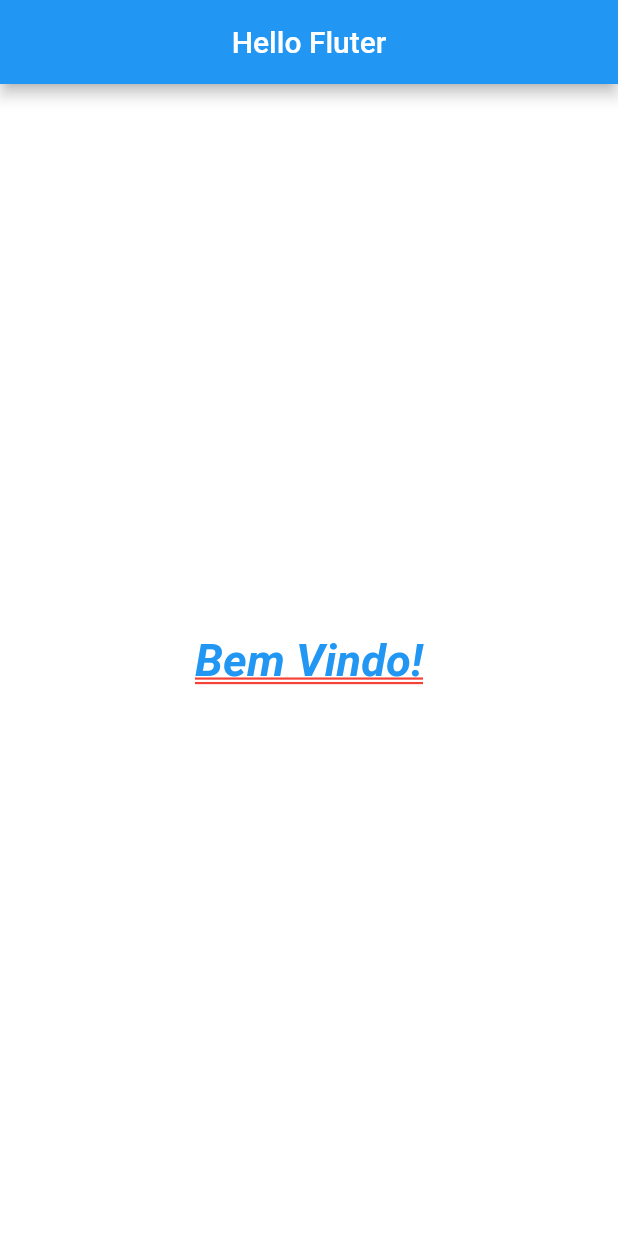
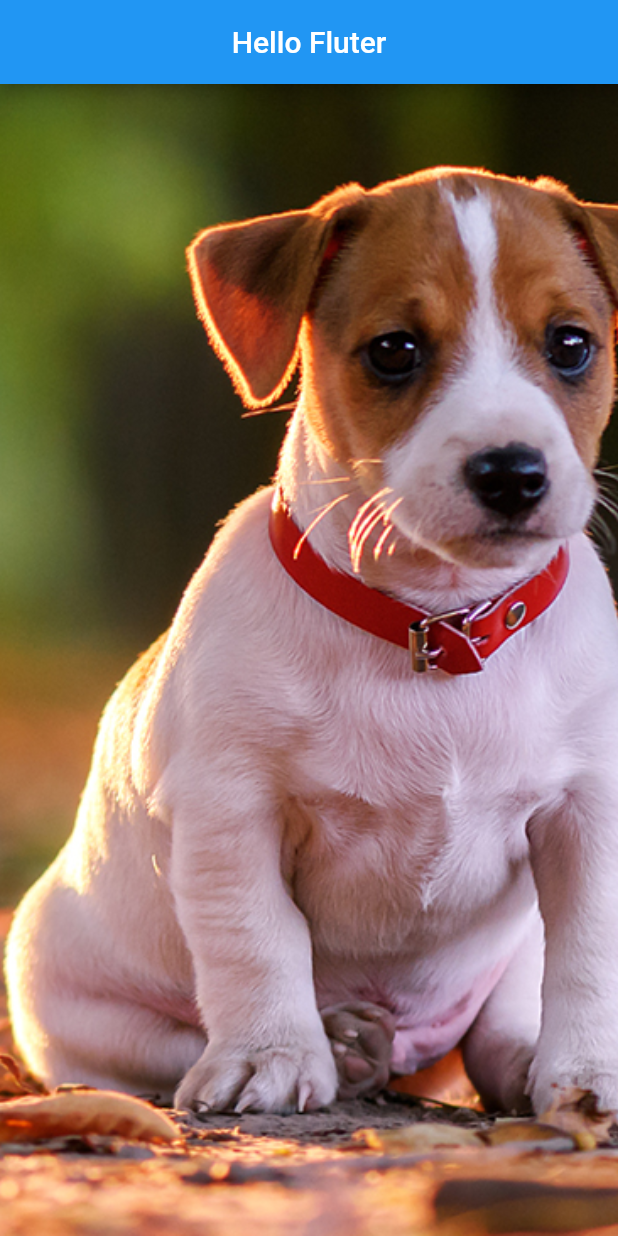
Before and after one commit to gabriellopesjds/flutter_widgets, a Flutter app: the screen it shows after launch, on a phone screen of 412 x 824 dp. Run offline on Flutter 3.47's test engine with Material 2 defaults, Android fonts, the phone set to English and light mode, and no system bars.

```diff
--- /dev/null
+++ b/lib/home_page.dart
@@ -0,0 +1,45 @@
+import 'package:flutter/material.dart';
+
+class HomePage extends StatelessWidget {
+  @override
+  Widget build(BuildContext context) {
+    return Scaffold(
+      appBar: AppBar(
+        title: Text("Hello Fluter"),
+        centerTitle: true,
+      ),
+      body: _buildBody(),
+    );
+  }
+
+  Container _buildBody() {
+    return Container(
+      color: Colors.white,
+      child: SizedBox.expand(
+        child: _buildImg(),
+      ),
+    );
+  }
+
+  _buildImg() {
+    //return Image.network("https://www.clubeparacachorros.com.br/wp-content/uploads/2018/08/pastor-alemao-capa-preta.jpg");
+    return Image.asset(
+      "assets/images/dog1.png",
+      fit: BoxFit.cover,
+    );
+  }
+
+  Text _buildText() {
+    return Text(
+      "Bem Vindo!",
+      style: TextStyle(
+          fontSize: 30,
+          color: Colors.blue,
+          fontWeight: FontWeight.bold,
+          fontStyle: FontStyle.italic,
+          decoration: TextDecoration.underline,
+          decorationColor: Colors.red,
+          decorationStyle: TextDecorationStyle.double),
+    );
+  }
+}
--- a/lib/main.dart
+++ b/lib/main.dart
@@ -1,4 +1,6 @@
 import 'package:flutter/material.dart';
+
+import 'home_page.dart';
 
 void main() => runApp(MyApp());
 
@@ -11,32 +13,3 @@ class MyApp extends StatelessWidget {
     );
   }
 }
-
-class HomePage extends StatelessWidget {
-  @override
-  Widget build(BuildContext context) {
-    return Scaffold(
-      appBar: AppBar(
-        title: Text("Hello Fluter"),
-        centerTitle: true,
-      ),
-      body: Container(
-        color: Colors.white,
-        child: Center(
-          child: Text(
-            "Bem Vindo!",
-            style: TextStyle(
-              fontSize: 30,
-              color: Colors.blue,
-              fontWeight: FontWeight.bold,
-              fontStyle: FontStyle.italic,
-              decoration: TextDecoration.underline,
-              decorationColor: Colors.red,
-              decorationStyle: TextDecorationStyle.double
-            ),
-          ),
-        ),
-      ),
-    );
-  }
-}
--- a/pubspec.yaml
+++ b/pubspec.yaml
@@ -41,9 +41,8 @@ flutter:
   uses-material-design: true
 
   # To add assets to your application, add an assets section, like this:
-  # assets:
-  #  - images/a_dot_burr.jpeg
-  #  - images/a_dot_ham.jpeg
+  assets:
+   - assets/images/
 
   # An image asset can refer to one or more resolution-specific "variants", see
   # https://flutter.dev/assets-and-images/#resolution-aware.
```
Also changed, not shown: assets/images/dog1.png (added), assets/images/dog2.png (added), assets/images/dog3.png (added), assets/images/dog4.png (added), assets/images/dog5.png (added).
